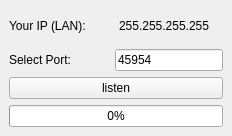
This is server/mainwindow.ui in LeeDoor/p2ptransfer as Qt 5 draws it before an edit. The edited form follows.
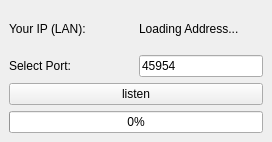
This is the edited form.

Patch:
```diff
--- a/server/mainwindow.ui
+++ b/server/mainwindow.ui
@@ -6,8 +6,8 @@
    <rect>
     <x>0</x>
     <y>0</y>
-    <width>232</width>
-    <height>136</height>
+    <width>272</width>
+    <height>142</height>
    </rect>
   </property>
   <property name="windowTitle">
@@ -27,7 +27,7 @@
       <item>
        <widget class="QLabel" name="ipaddressLabel">
         <property name="text">
-         <string>255.255.255.255</string>
+         <string>Loading Address...</string>
         </property>
        </widget>
       </item>
```
Left out of the diff: 2 changed lines with no effect on the pictures.
